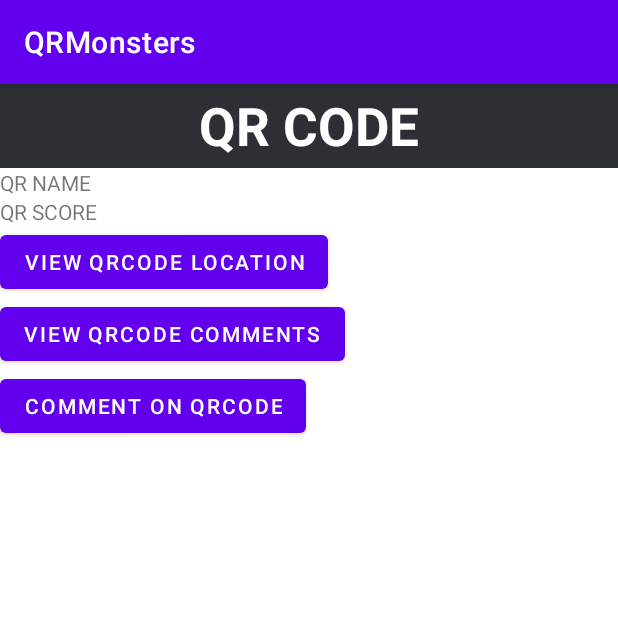
After one commit to CMPUT301W23T38/QRMonsters, an Android app: the viewQRCode screen opened directly, with no data from a screen before it, on a phone screen of 412 x 824 dp, the top half of it. The commit adds this screen. Run offline under Robolectric (Android 15) with nearby library versions, the phone set to English and light mode, and no system bars.

Commit message:
Added multiple activities
View profile activity, view QR code activity added

```diff
--- a/app/src/main/java/com/example/qrmonsters/nearbyQrCustomAdapter.java
+++ b/app/src/main/java/com/example/qrmonsters/QrCustomAdapter.java
@@ -10,8 +10,6 @@ import android.widget.TextView;
 import androidx.annotation.NonNull;
 import androidx.annotation.Nullable;
 
-import org.w3c.dom.Text;
-
 
 import java.util.ArrayList;
 
@@ -22,7 +20,7 @@ import java.util.ArrayList;
  The getView() method overrides the ArrayAdapter's getView() method and returns a view for each item in the list.
  The adapter is used in the NearbyQrListActivity to display the list of nearby QR codes.
  */
-public class nearbyQrCustomAdapter extends ArrayAdapter<QRCodeObject> {
+public class QrCustomAdapter extends ArrayAdapter<QRCodeObject> {
 
     private ArrayList<QRCodeObject> qrs;
     private Context context;
@@ -32,7 +30,7 @@ public class nearbyQrCustomAdapter extends ArrayAdapter<QRCodeObject> {
      * @param context The context of the activity where the adapter is used
      * @param qrs     The ArrayList of QRCodeObject objects to be displayed in the list view
      */
-    public nearbyQrCustomAdapter(Context context, ArrayList<QRCodeObject> qrs) {
+    public QrCustomAdapter(Context context, ArrayList<QRCodeObject> qrs) {
         super(context, 0, qrs);
         this.qrs = qrs;
         this.context = context;
--- /dev/null
+++ b/app/src/main/java/com/example/qrmonsters/viewQRCode.java
@@ -0,0 +1,55 @@
+package com.example.qrmonsters;
+
+import androidx.appcompat.app.AppCompatActivity;
+
+import android.location.Location;
+import android.os.Bundle;
+import android.view.View;
+import android.widget.AdapterView;
+import android.widget.Button;
+import android.widget.TextView;
+
+import com.google.android.gms.maps.model.LatLng;
+
+public class viewQRCode extends AppCompatActivity {
+
+    @Override
+    protected void onCreate(Bundle savedInstanceState) {
+        super.onCreate(savedInstanceState);
+        setContentView(R.layout.activity_view_qrcode);
+
+        QRCodeObject qrCode = getIntent().getParcelableExtra("QRCODE");
+
+        TextView qrNameTV;
+        TextView qrScoreTV;
+
+
+        //ADD FRAGMENTS TO VIEW COMMENTS AND ADD COMMENTS
+        Button viewCommentsButton = findViewById(R.id.viewCommentsButton);
+        Button commentButton = findViewById(R.id.commentButton);
+        Button qrLocButton = findViewById(R.id.viewLocationButton);
+
+
+
+
+        qrLocButton.setOnClickListener(new View.OnClickListener() {
+            @Override
+            public void onClick(View view) {
+
+                Location qrLocation = qrCode.getCodeLocation();
+
+                LatLng currLoc = new LatLng(qrLocation.getLatitude(),
+                        qrLocation.getLongitude());
+
+                new currLocationFragment(currLoc).show(getSupportFragmentManager(),
+                        "CURR_LOC");
+
+
+            }
+        });
+
+
+
+
+    }
+}
--- /dev/null
+++ b/app/src/main/res/layout/activity_view_qrcode.xml
@@ -0,0 +1,59 @@
+<?xml version="1.0" encoding="utf-8"?>
+<LinearLayout
+    xmlns:android="http://schemas.android.com/apk/res/android"
+    xmlns:tools="http://schemas.android.com/tools"
+    android:layout_width="match_parent"
+    android:layout_height="match_parent"
+    android:orientation="vertical"
+    tools:context=".searchNearbyQR">
+
+    <androidx.appcompat.widget.Toolbar
+        android:layout_width="match_parent"
+        android:layout_height="wrap_content"
+        android:minHeight="?actionBarSize"
+        android:background="@color/darkGray">
+
+        <TextView
+            android:id="@+id/qrTitle"
+            android:layout_width="wrap_content"
+            android:layout_height="wrap_content"
+            android:text="QR CODE"
+            android:textSize="35sp"
+            android:textColor="@color/white"
+            android:textStyle="bold"
+            android:layout_gravity="center"/>
+
+    </androidx.appcompat.widget.Toolbar>
+
+    <TextView
+        android:id="@+id/qrNameTextView"
+        android:layout_width="match_parent"
+        android:layout_height="wrap_content"
+        android:text="QR NAME" />
+
+    <TextView
+        android:id="@+id/qrScoreTextView"
+        android:layout_width="match_parent"
+        android:layout_height="wrap_content"
+        android:text="QR SCORE" />
+
+
+    <Button
+        android:id="@+id/viewLocationButton"
+        android:layout_width="wrap_content"
+        android:layout_height="wrap_content"
+        android:text="View QRcode Location"/>
+
+    <Button
+        android:id="@+id/viewCommentsButton"
+        android:layout_width="wrap_content"
+        android:layout_height="wrap_content"
+        android:text="View QRcode Comments"/>
+
+    <Button
+        android:id="@+id/commentButton"
+        android:layout_width="wrap_content"
+        android:layout_height="wrap_content"
+        android:text="Comment on QRCode"/>
+
+</LinearLayout>
```
Also changed, not shown: app/src/main/AndroidManifest.xml (+17 -3 lines), app/src/main/java/com/example/qrmonsters/QRCodeObject.java (+9 -1 lines), app/src/main/java/com/example/qrmonsters/searchNearbyQR.java (+7 -12 lines), app/src/main/java/com/example/qrmonsters/viewPlayerProfile.java (added, +147 -0 lines), app/src/main/res/layout/activity_view_player_profile.xml (added, +52 -0 lines).
